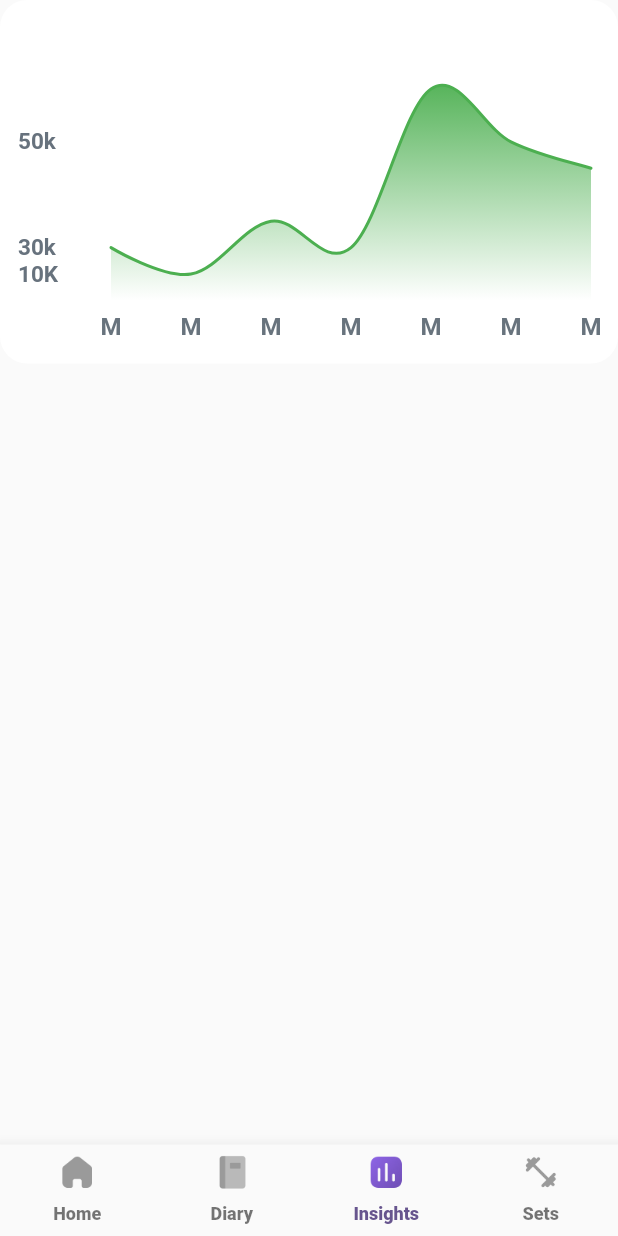
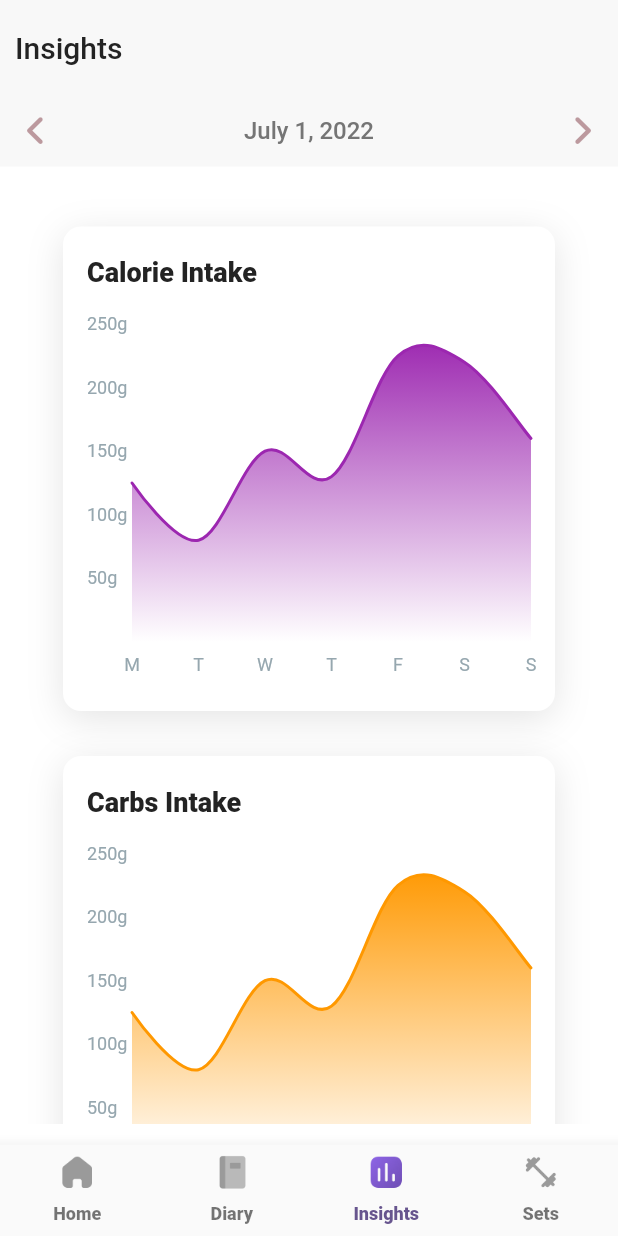
Before and after one commit to VedankPande/FitWave, a Flutter app: the Home screen opened directly, item 3 of the bottom bar chosen, on a phone screen of 412 x 824 dp. Run offline on Flutter 3.47's test engine with Material 2 defaults, Android fonts, the phone set to English and light mode, and no system bars; drawn by our look-alikes of fl_chart; our stand-ins replace camera, carousel_slider, firebase_auth, firebase_core, firebase_database, fluttertoast and 4 more; missing offline and left inert: quds_popup_menu, tflite_flutter, tflite_flutter_helper; accounts and stored records are empty; generated files the repository leaves out were written again; Roboto replaces fonts that are missing (Avenir); statements that could not run were skipped.

Commit message:
insights static

```diff
--- a/workfit_app/lib/screens/home.dart
+++ b/workfit_app/lib/screens/home.dart
@@ -4,6 +4,7 @@ import 'package:fl_chart/fl_chart.dart';
 import 'package:flutter/material.dart';
 import 'package:workfit_app/screens/diary/diaryRoute.dart';
 import 'package:workfit_app/screens/homeRoute.dart';
+import 'package:workfit_app/screens/insights/insightsRoute.dart';
 import 'package:workfit_app/screens/workout/workoutSetsRoute.dart';
 import 'package:workfit_app/widgets/workoutWidget.dart';
 
@@ -14,11 +15,6 @@ class Home extends StatefulWidget {
   @override
   State<Home> createState() => _HomeState();
 }
-
-List<Color> gradientColors = [
-  Colors.green,
-  Colors.white,
-];
 
 class _HomeState extends State<Home> {
   int _currentIndex = 0;
@@ -34,31 +30,7 @@ class _HomeState extends State<Home> {
   final List<Widget> _children = [
     HomeScreen(),
     DiaryScreen(),
-    Container(
-      child: SafeArea(
-        child: AspectRatio(
-          aspectRatio: 1.70,
-          child: Container(
-            decoration: const BoxDecoration(
-                borderRadius: BorderRadius.all(
-                  Radius.circular(18),
-                ),
-                color: Colors.white),
-            child: Padding(
-              padding: const EdgeInsets.only(
-                right: 18.0,
-                left: 12.0,
-                top: 24,
-                bottom: 12,
-              ),
-              child: LineChart(
-                mainData(),
-              ),
-            ),
-          ),
-        ),
-      ),
-    ),
+    InsightsScreen(),
     WorkoutSetsScreen(),
   ];
 
@@ -139,138 +111,3 @@ class _HomeState extends State<Home> {
     );
   }
 }
-
-Widget bottomTitleWidgets(double value, TitleMeta meta) {
-  const style = TextStyle(
-    color: Color(0xff68737d),
-    fontWeight: FontWeight.bold,
-    fontSize: 16,
-  );
-  Widget text;
-  switch (value.toInt()) {
-    case 1:
-      text = const Text('M', style: style);
-      break;
-    case 2:
-      text = const Text('M', style: style);
-      break;
-    case 3:
-      text = const Text('M', style: style);
-      break;
-    case 4:
-      text = const Text('M', style: style);
-      break;
-    case 5:
-      text = const Text('M', style: style);
-      break;
-    case 6:
-      text = const Text('M', style: style);
-      break;
-    case 7:
-      text = const Text('M', style: style);
-      break;
-    default:
-      text = const Text('', style: style);
-      break;
-  }
-
-  return SideTitleWidget(
-    axisSide: meta.axisSide,
-    space: 8.0,
-    child: text,
-  );
-}
-
-Widget leftTitleWidgets(double value, TitleMeta meta) {
-  const style = TextStyle(
-    color: Color(0xff67727d),
-    fontWeight: FontWeight.bold,
-    fontSize: 15,
-  );
-  String text;
-  log(value.toString());
-  switch (value.toInt()) {
-    case 1:
-      text = '10K';
-      break;
-    case 2:
-      text = '30k';
-      break;
-    case 6:
-      text = '50k';
-      break;
-    default:
-      return Container();
-  }
-
-  return Text(text, style: style, textAlign: TextAlign.left);
-}
-
-LineChartData mainData() {
-  return LineChartData(
-    backgroundColor: Colors.white,
-    gridData: FlGridData(
-      show: false,
-    ),
-    titlesData: FlTitlesData(
-      show: true,
-      rightTitles: AxisTitles(
-        sideTitles: SideTitles(showTitles: false),
-      ),
-      topTitles: AxisTitles(
-        sideTitles: SideTitles(showTitles: false),
-      ),
-      bottomTitles: AxisTitles(
-        sideTitles: SideTitles(
-          showTitles: true,
-          reservedSize: 30,
-          interval: 1,
-          getTitlesWidget: bottomTitleWidgets,
-        ),
-      ),
-      leftTitles: AxisTitles(
-        sideTitles: SideTitles(
-          showTitles: true,
-          interval: 1,
-          getTitlesWidget: leftTitleWidgets,
-          reservedSize: 62,
-        ),
-      ),
-    ),
-    borderData: FlBorderData(
-      show: false,
-    ),
-    minX: 1,
-    maxX: 7,
-    minY: 0,
-    maxY: 10,
-    lineBarsData: [
-      LineChartBarData(
-        spots: const [
-          FlSpot(1, 2),
-          FlSpot(2, 1),
-          FlSpot(3, 3),
-          FlSpot(4, 2),
-          FlSpot(5, 8),
-          FlSpot(6, 6),
-          FlSpot(7, 5),
-        ],
-        isCurved: true,
-        color: Colors.green,
-        barWidth: 2,
-        isStrokeCapRound: true,
-        dotData: FlDotData(
-          show: false,
-        ),
-        belowBarData: BarAreaData(
-          show: true,
-          gradient: LinearGradient(
-            colors: gradientColors,
-            begin: Alignment.topCenter,
-            end: Alignment.bottomCenter,
-          ),
-        ),
-      ),
-    ],
-  );
-}
--- /dev/null
+++ b/workfit_app/lib/screens/insights/insightsRoute.dart
@@ -0,0 +1,568 @@
+import 'dart:developer';
+import 'package:fl_chart/fl_chart.dart';
+import 'package:flutter/material.dart';
+import 'package:font_awesome_flutter/font_awesome_flutter.dart';
+import 'package:page_transition/page_transition.dart';
+import 'package:workfit_app/screens/diary/addFood.dart';
+import 'package:workfit_app/services/api.dart';
+import 'package:workfit_app/screens/workout/addNewSet/addNewSet.dart';
+import 'package:workfit_app/services/userData.dart';
+import 'package:workfit_app/widgets/caloriesGoalWidget.dart';
+import 'package:workfit_app/widgets/workoutWidget.dart';
+
+class InsightsScreen extends StatefulWidget {
+  const InsightsScreen({Key? key}) : super(key: key);
+
+  @override
+  State<InsightsScreen> createState() => _InsightsScreenState();
+}
+
+class _InsightsScreenState extends State<InsightsScreen> {
+  num calories = 0;
+  var intakeList = [];
+  var breakfastList = [];
+  var lunchList = [];
+  var dinnerList = [];
+  var snacksList = [];
+
+  @override
+  void initState() {
+    super.initState();
+    intakeList = getUserData()['intakes'];
+    fetchUserData();
+    calculateMealData(intakeList);
+  }
+
+  fetchUserData() async {
+    final intakeResponse = await RestApi().fetchIntakes();
+    calculateMealData(intakeResponse);
+  }
+
+  calculateMealData(intakeResponse) {
+    log(intakeResponse.length.toString());
+    num numCalories = 0;
+    List breakfastResponse = [];
+    List lunchResponse = [];
+    List dinnerResponse = [];
+    List snacksResponse = [];
+    for (final intake in intakeResponse) {
+      try {
+        final calorie =
+            double.parse(intake['food_data']['calorie']) * intake['amount'];
+        numCalories += calorie;
+      } catch (e) {
+        log(e.toString());
+      }
+      try {
+        final category = intake['meal'];
+        if (category == 'BR') {
+          breakfastResponse.add(intake);
+        } else if (category == 'LU') {
+          lunchResponse.add(intake);
+        } else if (category == 'DI') {
+          dinnerResponse.add(intake);
+        } else if (category == 'SN') {
+          snacksResponse.add(intake);
+        }
+      } catch (e) {
+        log(e.toString());
+      }
+    }
+    numCalories = int.parse(numCalories.toStringAsFixed(0));
+    try {
+      intakeList = intakeResponse;
+      setState(() {
+        calories = numCalories;
+        breakfastList = breakfastResponse;
+        lunchList = lunchResponse;
+        dinnerList = dinnerResponse;
+        snacksList = snacksResponse;
+      });
+    } catch (exc) {
+      log(exc.toString());
+    }
+    log('end ${intakeResponse.length.toString()}');
+  }
+
+  @override
+  Widget build(BuildContext context) {
+    return Scaffold(
+      backgroundColor: Colors.white,
+      body: SafeArea(
+        child: Container(
+          child: Column(
+            children: [
+              Container(
+                color: Color(0xfff8f8f8),
+                child: Column(
+                  children: [
+                    Container(
+                      margin: EdgeInsets.symmetric(vertical: 10),
+                      child: Row(
+                        mainAxisAlignment: MainAxisAlignment.start,
+                        children: [
+                          Padding(
+                            padding: EdgeInsets.all(10),
+                            child: Text(
+                              'Insights',
+                              style: TextStyle(
+                                color: Color(0xff232323),
+                                fontSize: 20,
+                                fontFamily: "Avenir",
+                                fontWeight: FontWeight.w500,
+                              ),
+                            ),
+                          ),
+                        ],
+                      ),
+                    ),
+                    Row(
+                      mainAxisAlignment: MainAxisAlignment.spaceBetween,
+                      children: [
+                        IconButton(
+                          onPressed: () {
+                            null;
+                          },
+                          icon: FaIcon(
+                            FontAwesomeIcons.angleLeft,
+                            color: Color(0x7f7f3a44),
+                          ),
+                        ),
+                        Text(
+                          "July 1, 2022",
+                          textAlign: TextAlign.center,
+                          style: TextStyle(
+                            color: Color(0xff757575),
+                            fontSize: 16,
+                            fontFamily: "Avenir",
+                            fontWeight: FontWeight.w500,
+                          ),
+                        ),
+                        IconButton(
+                          onPressed: () {
+                            null;
+                          },
+                          icon: FaIcon(
+                            FontAwesomeIcons.angleRight,
+                            color: Color(0x7f7f3a44),
+                          ),
+                        ),
+                      ],
+                    ),
+                  ],
+                ),
+              ),
+              Container(
+                height: MediaQuery.of(context).size.height * 0.775,
+                width: MediaQuery.of(context).size.width,
+                child: SingleChildScrollView(
+                  child: Column(
+                    children: [
+                      SizedBox(
+                        height: 40,
+                      ),
+                      Container(
+                        width: 328,
+                        height: 323,
+                        decoration: BoxDecoration(
+                          borderRadius: BorderRadius.circular(12),
+                          boxShadow: [
+                            BoxShadow(
+                              color: Color(0x1e1b1b1b),
+                              blurRadius: 20,
+                              offset: Offset(0, 5),
+                            ),
+                          ],
+                          color: Colors.white,
+                        ),
+                        padding: const EdgeInsets.all(16),
+                        child: Column(
+                          mainAxisSize: MainAxisSize.min,
+                          mainAxisAlignment: MainAxisAlignment.end,
+                          crossAxisAlignment: CrossAxisAlignment.start,
+                          children: [
+                            Text(
+                              "Calorie Intake",
+                              style: TextStyle(
+                                color: Color(0xff232323),
+                                fontSize: 18,
+                                fontFamily: "Avenir",
+                                fontWeight: FontWeight.w800,
+                              ),
+                            ),
+                            SizedBox(height: 24),
+                            Container(
+                              width: 296,
+                              height: 242,
+                              child: Container(
+                                width: 260.95,
+                                height: 239,
+                                padding: const EdgeInsets.only(
+                                  bottom: 10,
+                                ),
+                                child: AspectRatio(
+                                  aspectRatio: 1,
+                                  child: LineChart(
+                                    mainData(true),
+                                  ),
+                                ),
+                              ),
+                            ),
+                          ],
+                        ),
+                      ),
+                      SizedBox(
+                        height: 30,
+                      ),
+                      Container(
+                        width: 328,
+                        height: 323,
+                        decoration: BoxDecoration(
+                          borderRadius: BorderRadius.circular(12),
+                          boxShadow: [
+                            BoxShadow(
+                              color: Color(0x1e1b1b1b),
+                              blurRadius: 20,
+                              offset: Offset(0, 5),
+                            ),
+                          ],
+                          color: Colors.white,
+                        ),
+                        padding: const EdgeInsets.all(16),
+                        child: Column(
+                          mainAxisSize: MainAxisSize.min,
+                          mainAxisAlignment: MainAxisAlignment.end,
+                          crossAxisAlignment: CrossAxisAlignment.start,
+                          children: [
+                            Text(
+                              "Carbs Intake",
+                              style: TextStyle(
+                                color: Color(0xff232323),
+                                fontSize: 18,
+                                fontFamily: "Avenir",
+                                fontWeight: FontWeight.w800,
+                              ),
+                            ),
+                            SizedBox(height: 24),
+                            Container(
+                              width: 296,
+                              height: 242,
+                              child: Container(
+                                width: 260.95,
+                                height: 239,
+                                padding: const EdgeInsets.only(
+                                  bottom: 10,
+                                ),
+                                child: AspectRatio(
+                                  aspectRatio: 1,
+                                  child: LineChart(
+                                    mainData(false),
+                                  ),
+                                ),
+                              ),
+                            ),
+                          ],
+                        ),
+                      ),
+                      SizedBox(
+                        height: 30,
+                      ),
+                    ],
+                  ),
+                ),
+              ),
+            ],
+          ),
+        ),
+      ),
+    );
+  }
+}
+
+buildIntakeMeals(context, List children) {
+  List<Widget> listWidgets = [];
+
+  if (children.length != 0) {
+    listWidgets.add(
+      Container(
+        height: 1,
+        width: MediaQuery.of(context).size.width,
+        color: Color(0xffF0F0F0),
+      ),
+    );
+  }
+
+  for (final child in children) {
+    listWidgets.add(Container(
+      width: MediaQuery.of(context).size.width,
+      color: Color(0xfff8f8f8),
+      padding: const EdgeInsets.all(16),
+      child: Column(
+        mainAxisSize: MainAxisSize.min,
+        mainAxisAlignment: MainAxisAlignment.start,
+        crossAxisAlignment: CrossAxisAlignment.start,
+        children: [
+          Container(
+            width: MediaQuery.of(context).size.width,
+            child: Row(
+              mainAxisSize: MainAxisSize.min,
+              mainAxisAlignment: MainAxisAlignment.spaceBetween,
+              crossAxisAlignment: CrossAxisAlignment.start,
+              children: [
+                Text(
+                  child['food_data']['name'],
+                  style: TextStyle(
+                    color: Color(0xff757575),
+                    fontSize: 14,
+                    fontFamily: "Avenir",
+                    fontWeight: FontWeight.w800,
+                  ),
+                ),
+                SizedBox(width: 8),
+                Text(
+                  "${double.parse(child['food_data']['calorie']).toStringAsFixed(0)} Kcal",
+                  style: TextStyle(
+                    color: Color(0xff757575),
+                    fontSize: 14,
+                  ),
+                ),
+              ],
+            ),
+          ),
+          SizedBox(height: 8),
+          Text(
+            "${child['amount']} serving",
+            style: TextStyle(
+              color: Color(0xff757575),
+              fontSize: 14,
+            ),
+          ),
+        ],
+      ),
+    ));
+  }
+
+  return listWidgets;
+}
+
+diaryCard(
+  BuildContext context,
+  String icon,
+  String title,
+  List children,
+) {
+  return Container(
+    width: MediaQuery.of(context).size.width,
+    color: Color(0xfff8f8f8),
+    margin: EdgeInsets.only(bottom: 10),
+    child: Column(
+      mainAxisSize: MainAxisSize.max,
+      mainAxisAlignment: MainAxisAlignment.spaceEvenly,
+      crossAxisAlignment: CrossAxisAlignment.start,
+      children: [
+        Padding(
+          padding: const EdgeInsets.all(16),
+          child: Row(
+            mainAxisSize: MainAxisSize.min,
+            mainAxisAlignment: MainAxisAlignment.start,
+            crossAxisAlignment: CrossAxisAlignment.center,
+            children: [
+              Image.asset(
+                icon,
+                height: 22,
+              ),
+              SizedBox(width: 12),
+              Text(
+                title,
+                textAlign: TextAlign.center,
+                style: TextStyle(
+                  color: Color(0xff232323),
+                  fontSize: 16,
+                  fontFamily: "Avenir",
+                  fontWeight: FontWeight.w800,
+                ),
+              ),
+            ],
+          ),
+        ),
+        Column(
+          children: buildIntakeMeals(context, children),
+        ),
+        Container(
+          height: 1,
+          width: MediaQuery.of(context).size.width,
+          color: Color(0xffF0F0F0),
+        ),
+        Container(
+          padding: EdgeInsets.only(left: 10),
+          child: TextButton(
+            onPressed: () {
+              Navigator.push(
+                context,
+                PageTransition(
+                  duration: const Duration(microseconds: 500),
+                  type: PageTransitionType.fade,
+                  child: AddFoodScreen(
+                    title: title,
+                  ),
+                ),
+              );
+            },
+            child: Text(
+              "+ Add Food",
+              textAlign: TextAlign.center,
+              style: TextStyle(
+                color: Color(0xff2f7ec7),
+                fontSize: 14,
+                fontFamily: "Avenir",
+                fontWeight: FontWeight.w800,
+              ),
+            ),
+          ),
+        ),
+      ],
+    ),
+  );
+}
+
+Widget bottomTitleWidgets(double value, TitleMeta meta) {
+  const style = TextStyle(
+    color: Color(0xff96a7af),
+    fontSize: 12,
+  );
+  Widget text;
+  switch (value.toInt()) {
+    case 1:
+      text = const Text('M', style: style);
+      break;
+    case 2:
+      text = const Text('T', style: style);
+      break;
+    case 3:
+      text = const Text('W', style: style);
+      break;
+    case 4:
+      text = const Text('T', style: style);
+      break;
+    case 5:
+      text = const Text('F', style: style);
+      break;
+    case 6:
+      text = const Text('S', style: style);
+      break;
+    case 7:
+      text = const Text('S', style: style);
+      break;
+    default:
+      text = const Text('', style: style);
+      break;
+  }
+
+  return SideTitleWidget(
+    axisSide: meta.axisSide,
+    space: 8.0,
+    child: text,
+  );
+}
+
+Widget leftTitleWidgets(double value, TitleMeta meta) {
+  const style = TextStyle(
+    color: Color(0xff96a7af),
+    fontSize: 12,
+  );
+  String text;
+  log(value.toString());
+  switch (value.toInt()) {
+    case 1:
+      text = '50g';
+      break;
+    case 2:
+      text = '100g';
+      break;
+    case 3:
+      text = '150g';
+      break;
+    case 4:
+      text = '200g';
+      break;
+    case 5:
+      text = '250g';
+      break;
+    default:
+      return Container();
+  }
+
+  return Text(text, style: style, textAlign: TextAlign.left);
+}
+
+LineChartData mainData(bool isCalories) {
+  return LineChartData(
+    backgroundColor: Colors.white,
+    gridData: FlGridData(
+      show: false,
+    ),
+    titlesData: FlTitlesData(
+      show: true,
+      rightTitles: AxisTitles(
+        sideTitles: SideTitles(showTitles: false),
+      ),
+      topTitles: AxisTitles(
+        sideTitles: SideTitles(showTitles: false),
+      ),
+      bottomTitles: AxisTitles(
+        sideTitles: SideTitles(
+          showTitles: true,
+          reservedSize: 20,
+          interval: 1,
+          getTitlesWidget: bottomTitleWidgets,
+        ),
+      ),
+      leftTitles: AxisTitles(
+        sideTitles: SideTitles(
+          showTitles: true,
+          interval: 1,
+          getTitlesWidget: leftTitleWidgets,
+          reservedSize: 30,
+        ),
+      ),
+    ),
+    borderData: FlBorderData(
+      show: false,
+    ),
+    minX: 1,
+    maxX: 7,
+    minY: 0,
+    maxY: 5,
+    lineBarsData: [
+      LineChartBarData(
+        spots: const [
+          FlSpot(1, 2.5),
+          FlSpot(2, 1.6),
+          FlSpot(3, 3),
+          FlSpot(4, 2.6),
+          FlSpot(5, 4.5),
+          FlSpot(6, 4.4),
+          FlSpot(7, 3.2),
+        ],
+        isCurved: true,
+        color: isCalories ? Colors.purple : Colors.orange,
+        barWidth: 2,
+        isStrokeCapRound: true,
+        dotData: FlDotData(
+          show: false,
+        ),
+        belowBarData: BarAreaData(
+          show: true,
+          gradient: LinearGradient(
+            colors: [
+              isCalories ? Colors.purple : Colors.orange,
+              Colors.white,
+            ],
+            begin: Alignment.topCenter,
+            end: Alignment.bottomCenter,
+          ),
+        ),
+      ),
+    ],
+  );
+}
```
